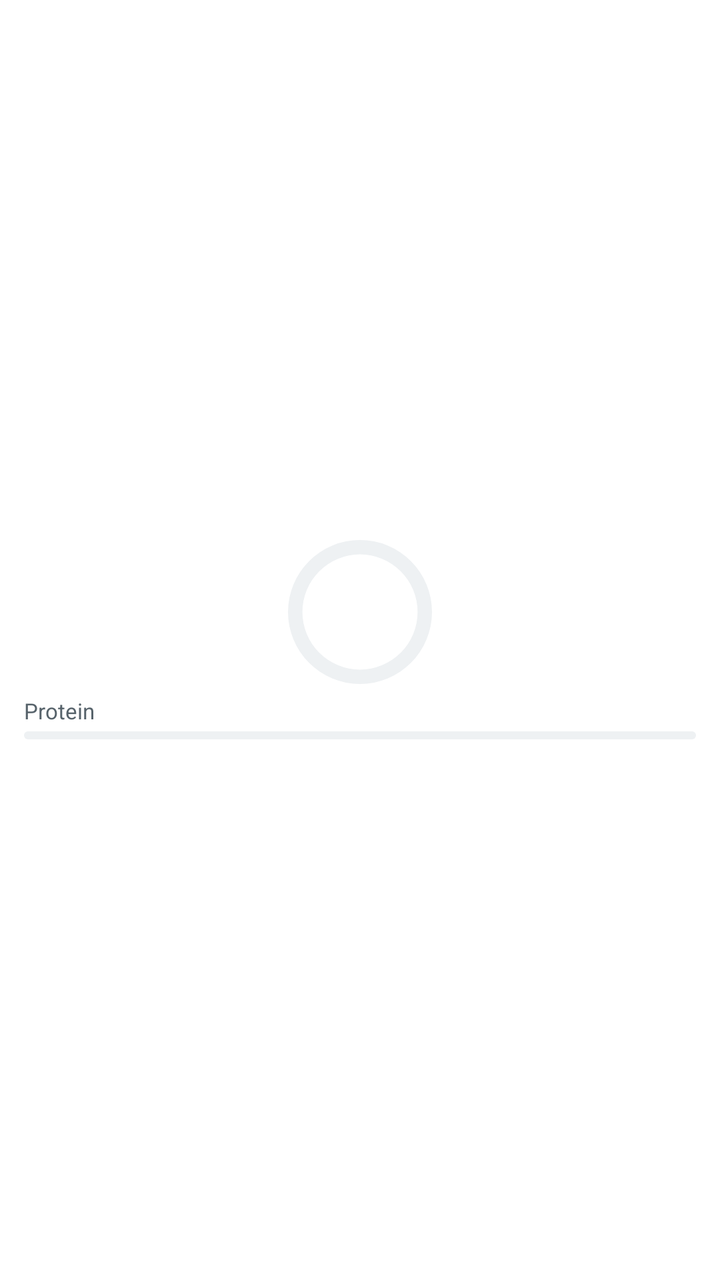
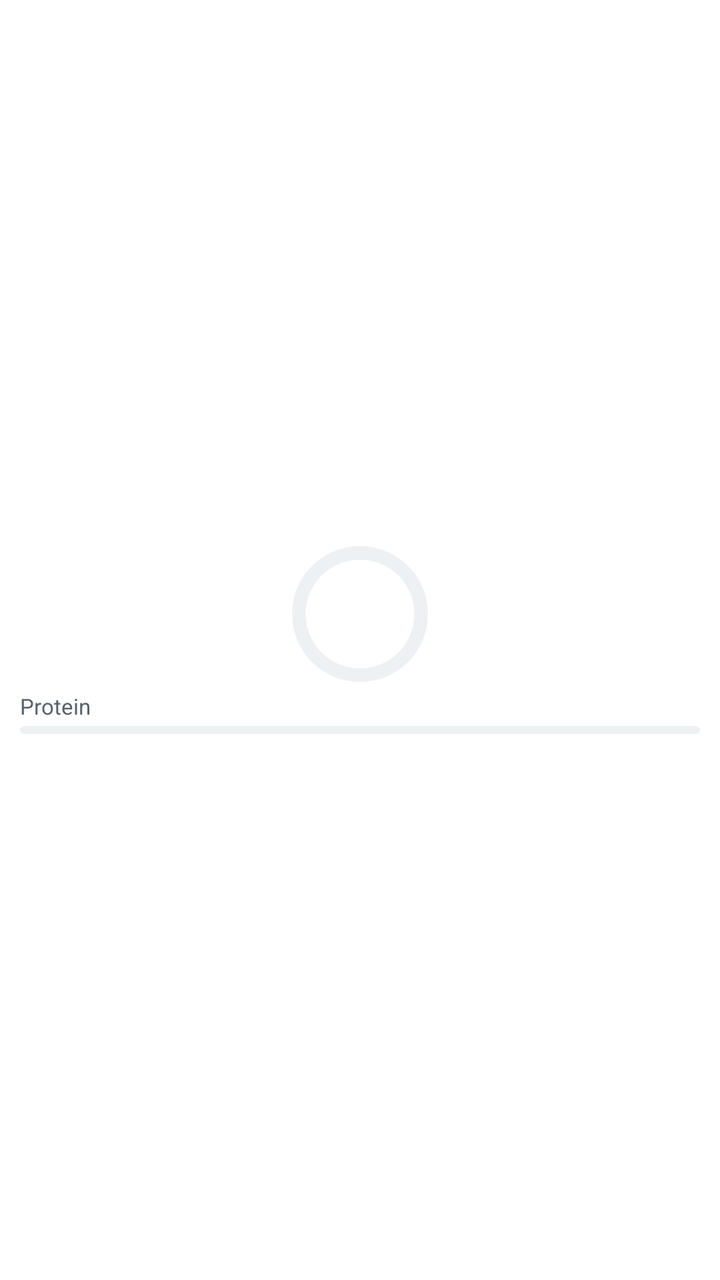

Compare the two renders of this Android layout. The source of the first and the diff that turns it into the second are given below.
<!-- AndroidManifest.xml: fallback theme Theme.MaterialComponents.DayNight.NoActionBar -->
<!-- res/layout/widget_numbers.xml -->
<?xml version="1.0" encoding="utf-8"?>
<FrameLayout xmlns:android="http://schemas.android.com/apk/res/android"
    android:id="@android:id/background"
    android:layout_width="match_parent"
    android:layout_height="match_parent"
    android:background="@drawable/widget_background"
    android:clipToOutline="true"
    android:padding="12dp">
    <LinearLayout
        android:id="@+id/numbers_block"
        android:layout_width="match_parent"
        android:layout_height="match_parent"
        android:gravity="center"
        android:orientation="vertical">
        <FrameLayout
            android:layout_width="72dp"
            android:layout_height="72dp">
            <ProgressBar
                android:id="@+id/ring"
                style="?android:attr/progressBarStyleHorizontal"
                android:layout_width="match_parent"
                android:layout_height="match_parent"
                android:indeterminate="false"
                android:max="1000"
                android:progress="0"
                android:progressDrawable="@drawable/widget_ring" />
            <ProgressBar
                android:id="@+id/ring_over"
                style="?android:attr/progressBarStyleHorizontal"
                android:layout_width="match_parent"
                android:layout_height="match_parent"
                android:indeterminate="false"
                android:max="1000"
                android:progress="1000"
                android:progressDrawable="@drawable/widget_ring_over"
                android:visibility="gone" />
            <LinearLayout
                android:layout_width="match_parent"
                android:layout_height="match_parent"
                android:gravity="center"
                android:orientation="vertical">
                <TextView
                    android:id="@+id/ring_value"
                    android:layout_width="wrap_content"
                    android:layout_height="wrap_content"
                    android:includeFontPadding="false"
                    android:maxLines="1"
                    android:textColor="@color/widget_on_surface"
                    android:textSize="16sp"
                    android:textStyle="bold" />
                <TextView
                    android:id="@+id/ring_caption"
                    android:layout_width="wrap_content"
                    android:layout_height="wrap_content"
                    android:includeFontPadding="false"
                    android:maxLines="1"
                    android:textColor="@color/widget_on_surface_variant"
                    android:textSize="9sp" />
            </LinearLayout>
        </FrameLayout>
        <LinearLayout
            android:layout_width="match_parent"
            android:layout_height="wrap_content"
            android:layout_marginTop="6dp"
            android:orientation="horizontal">
        <LinearLayout
                    android:layout_width="0dp"
                    android:layout_height="wrap_content"
                    android:layout_weight="1"
                    android:orientation="vertical">
                    <LinearLayout
                        android:layout_width="match_parent"
                        android:layout_height="wrap_content"
                        android:orientation="horizontal">
                        <TextView
                            android:layout_width="0dp"
                            android:layout_height="wrap_content"
                            android:layout_weight="1"
                            android:ellipsize="end"
                            android:maxLines="1"
                            android:text="@string/widget_protein"
                            android:textAlignment="viewStart"
                            android:textColor="@color/widget_on_surface_variant"
                            android:textSize="11sp" />
                        <TextView
                            android:id="@+id/protein_value"
                            android:layout_width="wrap_content"
                            android:layout_height="wrap_content"
                            android:maxLines="1"
                            android:textColor="@color/widget_on_surface"
                            android:textSize="11sp" />
                    </LinearLayout>
                    <FrameLayout
                        android:layout_width="match_parent"
                        android:layout_height="4dp"
                        android:layout_marginTop="3dp">
                        <ProgressBar
                            android:id="@+id/protein_bar"
                            style="?android:attr/progressBarStyleHorizontal"
                            android:layout_width="match_parent"
                            android:layout_height="4dp"
                            android:indeterminate="false"
                            android:max="1000"
                            android:maxHeight="4dp"
                            android:minHeight="4dp"
                            android:progressDrawable="@drawable/widget_bar_protein" />
                        <ProgressBar
                            android:id="@+id/protein_over"
                            style="?android:attr/progressBarStyleHorizontal"
                            android:layout_width="match_parent"
                            android:layout_height="4dp"
                            android:indeterminate="false"
                            android:max="1000"
                            android:maxHeight="4dp"
                            android:minHeight="4dp"
                            android:progress="1000"
                            android:progressDrawable="@drawable/widget_bar_over"
                            android:visibility="gone" />
                    </FrameLayout>
                </LinearLayout>
        </LinearLayout>
    </LinearLayout>
    <LinearLayout
            android:id="@+id/plain_block"
            android:layout_width="match_parent"
            android:layout_height="match_parent"
            android:gravity="center"
            android:orientation="vertical"
            android:visibility="gone">
            <ImageView
                android:layout_width="40dp"
                android:layout_height="40dp"
                android:importantForAccessibility="no"
                android:src="@drawable/widget_mark" />
            <TextView
                android:id="@+id/plain_text"
                android:layout_width="wrap_content"
                android:layout_height="wrap_content"
                android:layout_marginTop="6dp"
                android:gravity="center"
                android:maxLines="2"
                android:text="@string/widget_open_app"
                android:textColor="@color/widget_on_surface"
                android:textSize="12sp"
                android:textStyle="bold" />
        </LinearLayout>
</FrameLayout>
<!-- resources referenced by this layout -->
<resources>
  <color name="widget_on_surface">#FF1A2329</color>
  <color name="widget_on_surface_variant">#FF57636B</color>
  <!-- drawable widget_background (drawable) -->
  <?xml version="1.0" encoding="utf-8"?>
  <shape xmlns:android="http://schemas.android.com/apk/res/android" android:shape="rectangle">
      <solid android:color="@color/widget_surface" />
      <corners android:radius="@dimen/widget_corner_radius" />
  </shape>
  <!-- drawable widget_bar_over (drawable) -->
  <?xml version="1.0" encoding="utf-8"?>
  <layer-list xmlns:android="http://schemas.android.com/apk/res/android">
      <item android:id="@android:id/background">
          <shape android:shape="rectangle">
              <corners android:radius="2dp" />
              <solid android:color="@color/widget_track" />
          </shape>
      </item>
      <item android:id="@android:id/progress">
          <scale android:scaleWidth="100%">
              <shape android:shape="rectangle">
                  <corners android:radius="2dp" />
                  <solid android:color="@color/widget_over" />
              </shape>
          </scale>
      </item>
  </layer-list>
  <!-- drawable widget_bar_protein (drawable) -->
  <?xml version="1.0" encoding="utf-8"?>
  <layer-list xmlns:android="http://schemas.android.com/apk/res/android">
      <item android:id="@android:id/background">
          <shape android:shape="rectangle">
              <corners android:radius="2dp" />
              <solid android:color="@color/widget_track" />
          </shape>
      </item>
      <item android:id="@android:id/progress">
          <scale android:scaleWidth="100%">
              <shape android:shape="rectangle">
                  <corners android:radius="2dp" />
                  <solid android:color="@color/widget_protein" />
              </shape>
          </scale>
      </item>
  </layer-list>
  <!-- drawable widget_ring (drawable) -->
  <?xml version="1.0" encoding="utf-8"?>
  <layer-list xmlns:android="http://schemas.android.com/apk/res/android">
      <item android:id="@android:id/background">
          <shape android:shape="ring" android:innerRadiusRatio="2.5" android:thicknessRatio="10" android:useLevel="false">
              <solid android:color="@color/widget_track" />
          </shape>
      </item>
      <item android:id="@android:id/progress">
          <rotate android:fromDegrees="270" android:toDegrees="270" android:pivotX="50%" android:pivotY="50%">
              <shape android:shape="ring" android:innerRadiusRatio="2.5" android:thicknessRatio="10" android:useLevel="true">
                  <solid android:color="@color/widget_brand" />
              </shape>
          </rotate>
      </item>
  </layer-list>
  <!-- drawable widget_ring_over (drawable) -->
  <?xml version="1.0" encoding="utf-8"?>
  <layer-list xmlns:android="http://schemas.android.com/apk/res/android">
      <item android:id="@android:id/background">
          <shape android:shape="ring" android:innerRadiusRatio="2.5" android:thicknessRatio="10" android:useLevel="false">
              <solid android:color="@color/widget_track" />
          </shape>
      </item>
      <item android:id="@android:id/progress">
          <rotate android:fromDegrees="270" android:toDegrees="270" android:pivotX="50%" android:pivotY="50%">
              <shape android:shape="ring" android:innerRadiusRatio="2.5" android:thicknessRatio="10" android:useLevel="true">
                  <solid android:color="@color/widget_over" />
              </shape>
          </rotate>
      </item>
  </layer-list>
  <string name="widget_open_app">Open Fitness Buddy</string>
  <string name="widget_protein">Protein</string>
  <color name="widget_surface">#FFFFFFFF</color>
  <dimen name="widget_corner_radius">16dp</dimen>
  <color name="widget_track">#FFEEF1F3</color>
  <color name="widget_over">#FF666D72</color>
  <color name="widget_protein">#FF7C4DDB</color>
  <color name="widget_mark_soft">#FFD3E3EA</color>
  <color name="widget_mark_mid">#FF8FB3C4</color>
  <color name="widget_mark_strong">#FF1E2A32</color>
  <color name="widget_brand">#FF1E2A32</color>
  <!-- unchanged entries left out for length: 1 -->
</resources>

<!-- the commit's change to res/layout/widget_numbers.xml (unified diff, before → after) -->
@@ -5,7 +5,8 @@
     android:layout_height="match_parent"
     android:background="@drawable/widget_background"
     android:clipToOutline="true"
-    android:padding="12dp">
+    android:paddingHorizontal="10dp"
+    android:paddingVertical="10dp">
     <LinearLayout
         android:id="@+id/numbers_block"
         android:layout_width="match_parent"
@@ -13,8 +14,8 @@
         android:gravity="center"
         android:orientation="vertical">
         <FrameLayout
-            android:layout_width="72dp"
-            android:layout_height="72dp">
+            android:layout_width="68dp"
+            android:layout_height="68dp">
             <ProgressBar
                 android:id="@+id/ring"
                 style="?android:attr/progressBarStyleHorizontal"
@@ -62,86 +63,84 @@
             android:layout_width="match_parent"
             android:layout_height="wrap_content"
             android:layout_marginTop="6dp"
-            android:orientation="horizontal">
-        <LinearLayout
+            android:orientation="vertical">
+            <LinearLayout
+                android:layout_width="match_parent"
+                android:layout_height="wrap_content"
+                android:gravity="center_vertical"
+                android:orientation="horizontal">
+                <TextView
                     android:layout_width="0dp"
                     android:layout_height="wrap_content"
                     android:layout_weight="1"
-                    android:orientation="vertical">
-                    <LinearLayout
-                        android:layout_width="match_parent"
-                        android:layout_height="wrap_content"
-                        android:orientation="horizontal">
-                        <TextView
-                            android:layout_width="0dp"
-                            android:layout_height="wrap_content"
-                            android:layout_weight="1"
-                            android:ellipsize="end"
-                            android:maxLines="1"
-                            android:text="@string/widget_protein"
-                            android:textAlignment="viewStart"
-                            android:textColor="@color/widget_on_surface_variant"
-                            android:textSize="11sp" />
-                        <TextView
-                            android:id="@+id/protein_value"
-                            android:layout_width="wrap_content"
-                            android:layout_height="wrap_content"
-                            android:maxLines="1"
-                            android:textColor="@color/widget_on_surface"
-                            android:textSize="11sp" />
-                    </LinearLayout>
-                    <FrameLayout
-                        android:layout_width="match_parent"
-                        android:layout_height="4dp"
-                        android:layout_marginTop="3dp">
-                        <ProgressBar
-                            android:id="@+id/protein_bar"
-                            style="?android:attr/progressBarStyleHorizontal"
-                            android:layout_width="match_parent"
-                            android:layout_height="4dp"
-                            android:indeterminate="false"
-                            android:max="1000"
-                            android:maxHeight="4dp"
-                            android:minHeight="4dp"
-                            android:progressDrawable="@drawable/widget_bar_protein" />
-                        <ProgressBar
-                            android:id="@+id/protein_over"
-                            style="?android:attr/progressBarStyleHorizontal"
-                            android:layout_width="match_parent"
-                            android:layout_height="4dp"
-                            android:indeterminate="false"
-                            android:max="1000"
-                            android:maxHeight="4dp"
-                            android:minHeight="4dp"
-                            android:progress="1000"
-                            android:progressDrawable="@drawable/widget_bar_over"
-                            android:visibility="gone" />
-                    </FrameLayout>
-                </LinearLayout>
+                    android:ellipsize="end"
+                    android:includeFontPadding="false"
+                    android:maxLines="1"
+                    android:text="@string/widget_protein"
+                    android:textAlignment="viewStart"
+                    android:textColor="@color/widget_on_surface_variant"
+                    android:textSize="11sp" />
+                <TextView
+                    android:id="@+id/protein_value"
+                    android:layout_width="wrap_content"
+                    android:layout_height="wrap_content"
+                    android:includeFontPadding="false"
+                    android:maxLines="1"
+                    android:textColor="@color/widget_on_surface"
+                    android:textSize="11sp" />
+            </LinearLayout>
+            <FrameLayout
+                android:layout_width="match_parent"
+                android:layout_height="4dp"
+                android:layout_marginTop="3dp">
+                <ProgressBar
+                    android:id="@+id/protein_bar"
+                    style="?android:attr/progressBarStyleHorizontal"
+                    android:layout_width="match_parent"
+                    android:layout_height="4dp"
+                    android:indeterminate="false"
+                    android:max="1000"
+                    android:maxHeight="4dp"
+                    android:minHeight="4dp"
+                    android:progressDrawable="@drawable/widget_bar_protein" />
+                <ProgressBar
+                    android:id="@+id/protein_over"
+                    style="?android:attr/progressBarStyleHorizontal"
+                    android:layout_width="match_parent"
+                    android:layout_height="4dp"
+                    android:indeterminate="false"
+                    android:max="1000"
+                    android:maxHeight="4dp"
+                    android:minHeight="4dp"
+                    android:progress="1000"
+                    android:progressDrawable="@drawable/widget_bar_over"
+                    android:visibility="gone" />
+            </FrameLayout>
         </LinearLayout>
     </LinearLayout>
     <LinearLayout
-            android:id="@+id/plain_block"
-            android:layout_width="match_parent"
-            android:layout_height="match_parent"
+        android:id="@+id/plain_block"
+        android:layout_width="match_parent"
+        android:layout_height="match_parent"
+        android:gravity="center"
+        android:orientation="vertical"
+        android:visibility="gone">
+        <ImageView
+            android:layout_width="40dp"
+            android:layout_height="40dp"
+            android:importantForAccessibility="no"
+            android:src="@drawable/widget_mark" />
+        <TextView
+            android:id="@+id/plain_text"
+            android:layout_width="wrap_content"
+            android:layout_height="wrap_content"
+            android:layout_marginTop="6dp"
+            android:ellipsize="end"
             android:gravity="center"
-            android:orientation="vertical"
-            android:visibility="gone">
-            <ImageView
-                android:layout_width="40dp"
-                android:layout_height="40dp"
-                android:importantForAccessibility="no"
-                android:src="@drawable/widget_mark" />
-            <TextView
-                android:id="@+id/plain_text"
-                android:layout_width="wrap_content"
-                android:layout_height="wrap_content"
-                android:layout_marginTop="6dp"
-                android:gravity="center"
-                android:maxLines="2"
-                android:text="@string/widget_open_app"
-                android:textColor="@color/widget_on_surface"
-                android:textSize="12sp"
-                android:textStyle="bold" />
-        </LinearLayout>
+            android:maxLines="2"
+            android:text="@string/widget_open_app"
+            android:textColor="@color/widget_on_surface"
+            android:textSize="12sp"
+            android:textStyle="bold" />
+    </LinearLayout>
 </FrameLayout>
